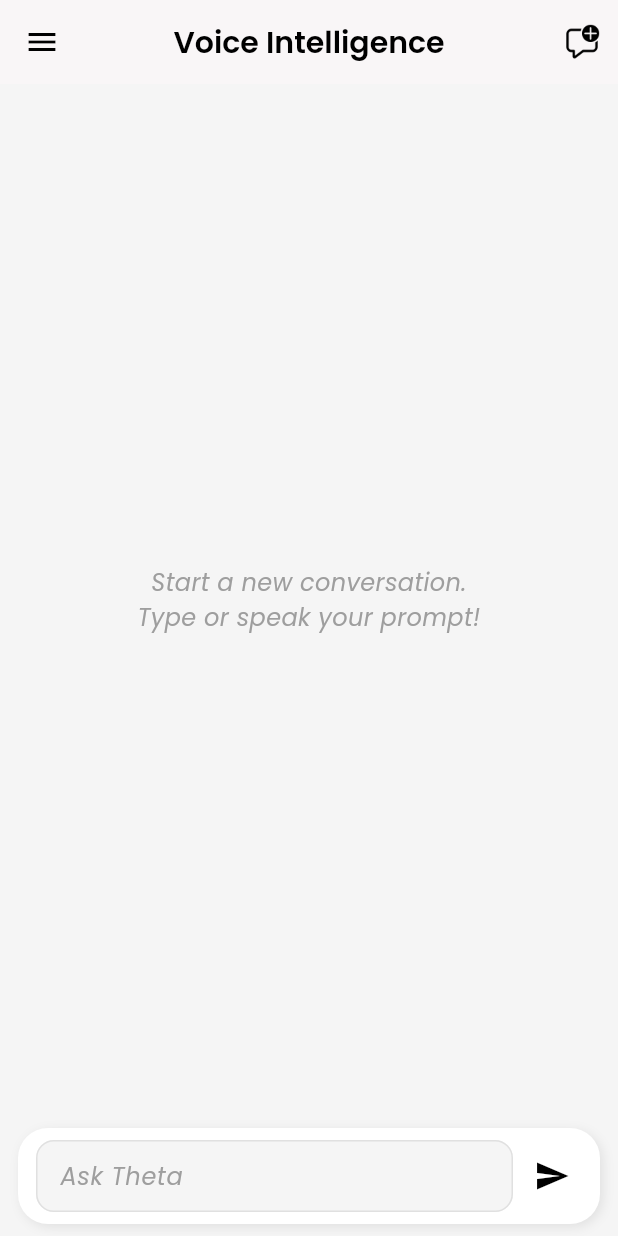
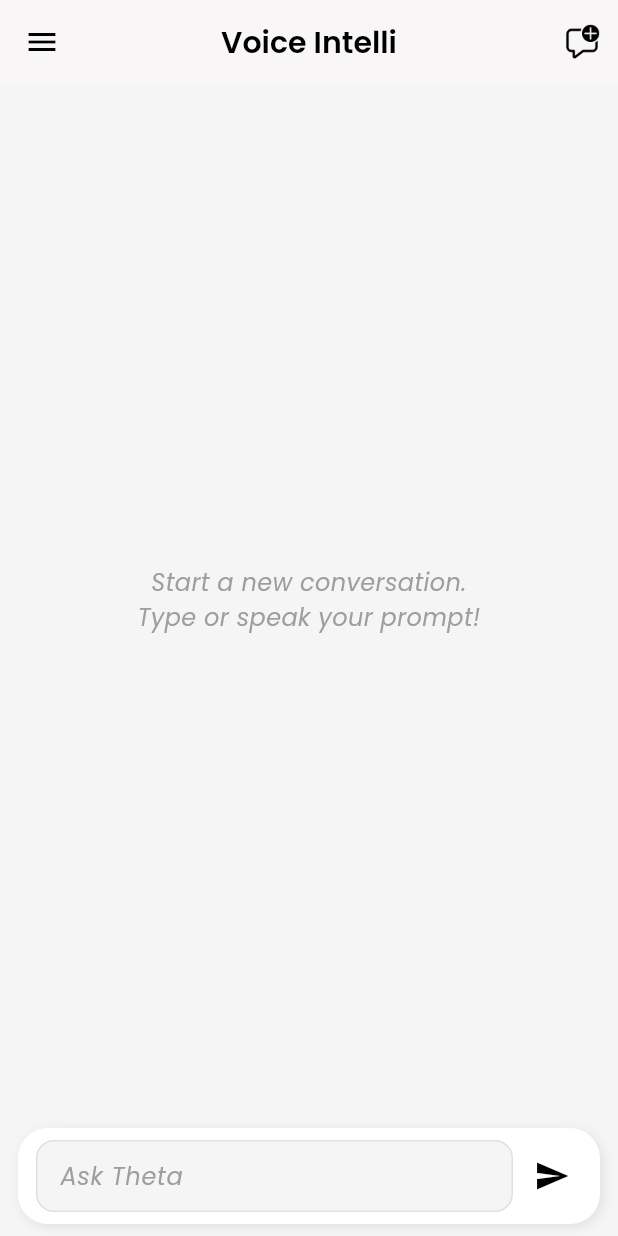
Before and after one commit to hariram4862/legal_assist, a Flutter app: the screen it shows once a user with an empty profile is signed in, on a phone screen of 412 x 824 dp. Run offline on Flutter 3.47's test engine with Material 3 defaults, Android fonts, the light colour scheme and no system bars; our stand-ins replace dio, file_picker, firebase_auth, firebase_core, flutter_gemini, flutter_tts and 7 more; missing offline and left inert: porcupine_flutter, record; accounts and stored records are empty; network calls fail.

Commit message:
test update feature in app

```diff
--- a/lib/screens/home_screen.dart
+++ b/lib/screens/home_screen.dart
@@ -181,7 +181,7 @@ class _HomePageState extends State<HomePage> {
         foregroundColor: Colors.black,
         centerTitle: true,
         title: const Text(
-          'Voice Intelligence',
+          'Voice Intelli',
 
           style: TextStyle(fontWeight: FontWeight.w600, fontSize: 20),
         ),
```
